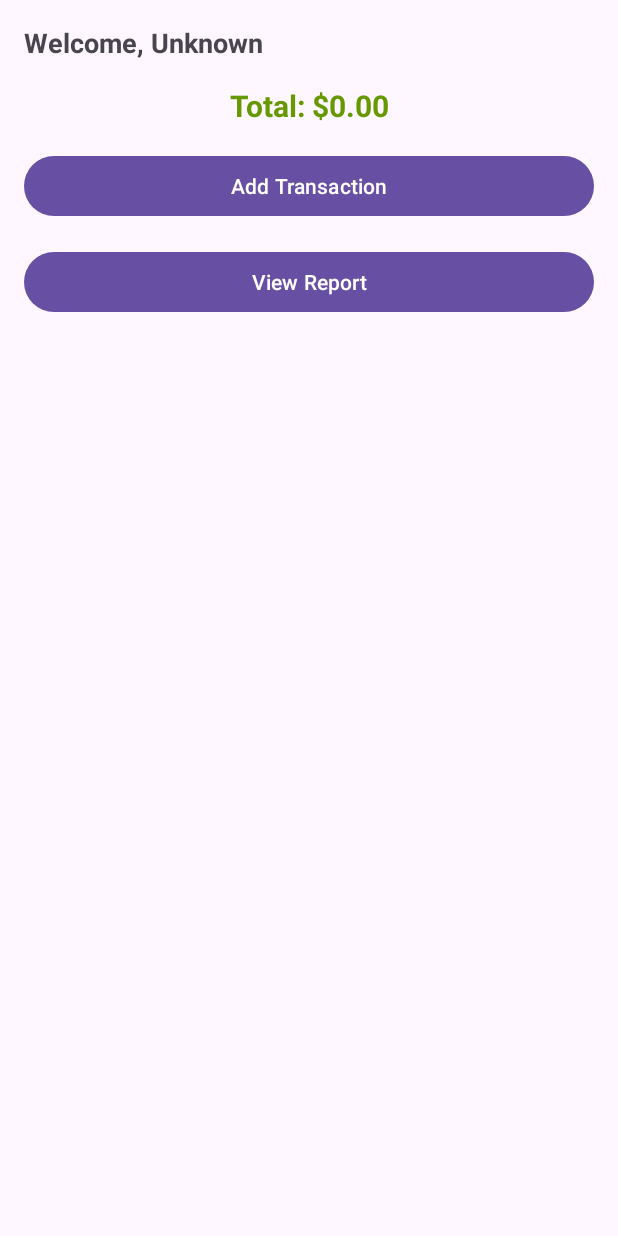
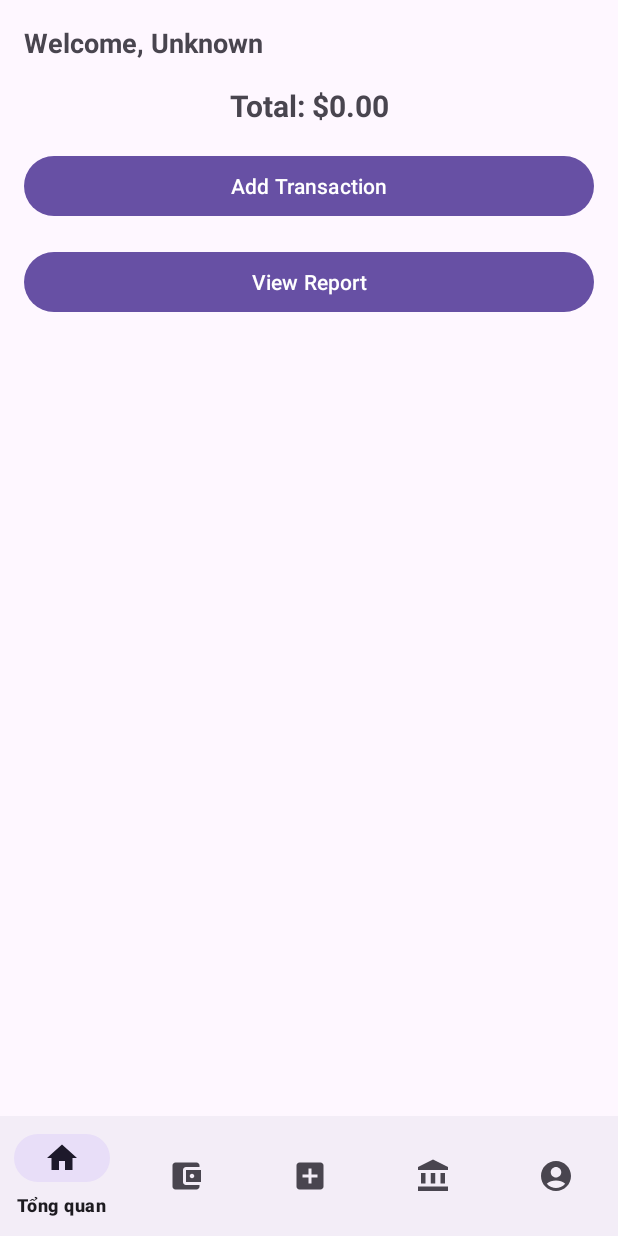
Before and after one commit to duydqhe176179/prm, an Android app: the MainActivity screen opened directly, with no data from a screen before it, on a phone screen of 412 x 824 dp. Run offline under Robolectric (Android 15) with nearby library versions, the phone set to English and light mode, and no system bars.

Commit message:
Fragment-navigation 12/9/2024

```diff
--- /dev/null
+++ b/app/src/main/java/com/example/moneyshield/HomeFragment.java
@@ -0,0 +1,113 @@
+package com.example.moneyshield;
+
+import android.content.Intent;
+import android.database.Cursor;
+import android.database.sqlite.SQLiteDatabase;
+import android.os.Bundle;
+import android.util.Log;
+import android.view.LayoutInflater;
+import android.view.View;
+import android.view.ViewGroup;
+import android.widget.Button;
+import android.widget.ListView;
+import android.widget.SimpleCursorAdapter;
+import android.widget.TextView;
+
+import androidx.annotation.NonNull;
+import androidx.annotation.Nullable;
+import androidx.fragment.app.Fragment;
+
+public class HomeFragment extends Fragment {
+
+    private DbContext dbHelper;
+    private int userId;
+    private ListView transactionListView;
+    private TextView totalAmountTextView;
+
+    @Nullable
+    @Override
+    public View onCreateView(@NonNull LayoutInflater inflater, @Nullable ViewGroup container, @Nullable Bundle savedInstanceState) {
+        View view = inflater.inflate(R.layout.fragment_home, container, false);
+
+        dbHelper = new DbContext(requireContext());
+        userId = getArguments() != null ? getArguments().getInt("userId", -1) : -1;
+
+        TextView usernameTextView = view.findViewById(R.id.usernameTextView);
+        usernameTextView.setText("Welcome, " + getFullName());
+
+        totalAmountTextView = view.findViewById(R.id.totalAmountTextView);
+        transactionListView = view.findViewById(R.id.transactionListView);
+
+        Button addTransactionButton = view.findViewById(R.id.addTransactionButton);
+        addTransactionButton.setOnClickListener(v -> {
+            Intent intent = new Intent(requireContext(), AddTransactionFragment.class);
+            intent.putExtra("userId", userId);
+            startActivity(intent);
+        });
+
+        Button viewReportButton = view.findViewById(R.id.viewReportButton);
+        viewReportButton.setOnClickListener(v -> {
+            Intent intent = new Intent(requireContext(), ReportFragment.class);
+            intent.putExtra("userId", userId);
+            startActivity(intent);
+        });
+
+        loadTransactions();
+        calculateAndDisplayTotalAmount();
+
+        return view;
+    }
+
+    private String getFullName() {
+        SQLiteDatabase db = dbHelper.getReadableDatabase();
+        String fullName = "Unknown";
+        Cursor cursor = null;
+        try {
+            Log.d("HomeFragment", "Querying for userId: " + userId);
+            cursor = db.rawQuery("SELECT username FROM users WHERE id = ?", new String[]{String.valueOf(userId)});
+            if (cursor.moveToFirst()) {
+                fullName = cursor.getString(0);
+            }
+        } catch (Exception e) {
+            Log.e("HomeFragment", "Error fetching user full name", e);
+        } finally {
+            if (cursor != null) {
+                cursor.close();
+            }
+        }
+        return fullName;
+    }
+
+    private void loadTransactions() {
+        SQLiteDatabase db = dbHelper.getReadableDatabase();
+        Cursor cursor = db.rawQuery("SELECT id AS _id, amount, description, date FROM transactions WHERE user_id = ?", new String[]{String.valueOf(userId)});
+        String[] fromColumns = {"amount", "description", "date"};
+        int[] toViews = {android.R.id.text1, android.R.id.text2, android.R.id.text1};
+        SimpleCursorAdapter adapter = new SimpleCursorAdapter(requireContext(), android.R.layout.simple_list_item_2, cursor, fromColumns, toViews, 0);
+        transactionListView.setAdapter(adapter);
+    }
+
+    private void calculateAndDisplayTotalAmount() {
+        SQLiteDatabase db = dbHelper.getReadableDatabase();
+        double totalIncome = 0, totalExpense = 0;
+        Cursor cursor = null;
+
+        try {
+            cursor = db.rawQuery("SELECT SUM(amount) FROM transactions WHERE user_id = ? AND type = 'Income'", new String[]{String.valueOf(userId)});
+            if (cursor.moveToFirst()) totalIncome = cursor.getDouble(0);
+            cursor.close();
+
+            cursor = db.rawQuery("SELECT SUM(amount) FROM transactions WHERE user_id = ? AND type = 'Expense'", new String[]{String.valueOf(userId)});
+            if (cursor.moveToFirst()) totalExpense = cursor.getDouble(0);
+        } catch (Exception e) {
+            Log.e("HomeFragment", "Error calculating total amount", e);
+        } finally {
+            if (cursor != null) {
+                cursor.close();
+            }
+        }
+
+        double totalAmount = totalIncome - totalExpense;
+        totalAmountTextView.setText(String.format("Total: $%.2f", totalAmount));
+    }
+}
--- a/app/src/main/java/com/example/moneyshield/MainActivity.java
+++ b/app/src/main/java/com/example/moneyshield/MainActivity.java
@@ -1,149 +1,60 @@
 package com.example.moneyshield;
 
-import android.annotation.SuppressLint;
-import android.content.Intent;
-import android.database.Cursor;
-import android.database.sqlite.SQLiteDatabase;
 import android.os.Bundle;
-import android.widget.Button;
-import android.widget.ListView;
-import android.widget.SimpleCursorAdapter;
-import android.widget.TextView;
-import android.widget.Toast;
-
 import androidx.appcompat.app.AppCompatActivity;
+import androidx.fragment.app.Fragment;
+import androidx.fragment.app.FragmentTransaction;
+import com.google.android.material.bottomnavigation.BottomNavigationView;
 
 public class MainActivity extends AppCompatActivity {
 
-    private DbContext dbHelper;
-    private ListView transactionListView;
-    private String username;
-    private int userId;
-    private static final int REQUEST_ADD_TRANSACTION = 1;
-    private TextView totalAmountTextView;
-
+    private int userId = 123; // Giá trị userId giả lập, thay bằng giá trị thực tế
 
     @Override
     protected void onCreate(Bundle savedInstanceState) {
         super.onCreate(savedInstanceState);
         setContentView(R.layout.activity_main);
 
-        dbHelper = new DbContext(this);
-        username = getIntent().getStringExtra("username");
-        userId = getUserId(username);
+        // Load HomeFragment by default
+        if (savedInstanceState == null) {
+            loadFragment(createFragmentWithUserId(new HomeFragment()));
+        }
 
-        // Lấy tên đầy đủ của người dùng từ cơ sở dữ liệu
-        String fullName = getFullName(username);
+        // Set up BottomNavigationView to handle tab navigation
+        BottomNavigationView bottomNavigationView = findViewById(R.id.bottom_navigation);
+        bottomNavigationView.setOnNavigationItemSelectedListener(item -> {
+            Fragment selectedFragment = null;
 
-        // Cập nhật TextView với tên người dùng
-        TextView usernameTextView = findViewById(R.id.usernameTextView);
-        usernameTextView.setText("Welcome, " + fullName);
+            if (item.getItemId() == R.id.home) {
+                selectedFragment = createFragmentWithUserId(new HomeFragment());
+            } else if (item.getItemId() == R.id.transaction || item.getItemId() == R.id.add) {
+                selectedFragment = createFragmentWithUserId(new AddTransactionFragment());
+            } else if (item.getItemId() == R.id.balance) {
+                selectedFragment = createFragmentWithUserId(new ReportFragment());
+            } else if (item.getItemId() == R.id.account) {
+                selectedFragment = createFragmentWithUserId(new AccountFragment());
+            }
 
-        transactionListView = findViewById(R.id.transactionListView);
-        totalAmountTextView = findViewById(R.id.totalAmountTextView); // TextView để hiển thị tổng số tiền
-
-        loadTransactions();
-        calculateAndDisplayTotalAmount();
-
-        Button addTransactionButton = findViewById(R.id.addTransactionButton);
-        addTransactionButton.setOnClickListener(v -> {
-            Intent intent = new Intent(MainActivity.this, AddTransactionActivity.class);
-            intent.putExtra("userId", userId);
-            startActivityForResult(intent, REQUEST_ADD_TRANSACTION);
-        });
-
-        Button viewReportButton = findViewById(R.id.viewReportButton);
-        viewReportButton.setOnClickListener(v -> {
-            Intent intent = new Intent(MainActivity.this, ReportActivity.class);
-            intent.putExtra("userId", userId);
-            startActivity(intent);
+            // Replace the current fragment with the selected one
+            if (selectedFragment != null) {
+                loadFragment(selectedFragment);
+            }
+            return true;
         });
     }
 
-
-    @SuppressLint("Range")
-    private String getFullName(String username) {
-        SQLiteDatabase db = dbHelper.getReadableDatabase();
-        Cursor cursor = db.rawQuery("SELECT username FROM users WHERE username = ?", new String[]{username});
-        String fullName = "Unknown";
-        if (cursor.moveToFirst()) {
-            fullName = cursor.getString(cursor.getColumnIndex("username"));
-        }
-        cursor.close();
-        return fullName;
+    // Helper method to load a fragment into the container
+    private void loadFragment(Fragment fragment) {
+        FragmentTransaction transaction = getSupportFragmentManager().beginTransaction();
+        transaction.replace(R.id.fragment_container, fragment);
+        transaction.commit();
     }
 
-    private void calculateAndDisplayTotalAmount() {
-        SQLiteDatabase db = dbHelper.getReadableDatabase();
-
-        // Tổng thu nhập
-        Cursor incomeCursor = db.rawQuery("SELECT SUM(amount) FROM transactions WHERE user_id = ? AND type = 'Income'", new String[]{String.valueOf(userId)});
-        double totalIncome = incomeCursor.moveToFirst() && incomeCursor.getDouble(0) > 0 ? incomeCursor.getDouble(0) : 0;
-        incomeCursor.close();
-        android.util.Log.d("DEBUG", "Total Income: " + totalIncome);
-
-        // Tổng tiết kiệm
-        Cursor savingCursor = db.rawQuery("SELECT SUM(amount) FROM transactions WHERE user_id = ? AND type = 'Saving'", new String[]{String.valueOf(userId)});
-        double totalSaving = savingCursor.moveToFirst() && savingCursor.getDouble(0) > 0 ? savingCursor.getDouble(0) : 0;
-        savingCursor.close();
-        android.util.Log.d("DEBUG", "Total Saving: " + totalSaving);
-
-        // Tổng chi tiêu
-        Cursor expenseCursor = db.rawQuery("SELECT SUM(amount) FROM transactions WHERE user_id = ? AND type = 'Expense'", new String[]{String.valueOf(userId)});
-        double totalExpense = expenseCursor.moveToFirst() && expenseCursor.getDouble(0) > 0 ? expenseCursor.getDouble(0) : 0;
-        expenseCursor.close();
-        android.util.Log.d("DEBUG", "Total Expense: " + totalExpense);
-
-        // Tính tổng
-        double totalAmount = totalIncome + totalSaving - totalExpense;
-
-        // Cập nhật giao diện
-        totalAmountTextView.setText(String.format("Total: $%.2f", totalAmount));
-        totalAmountTextView.setTextColor(totalAmount < 0
-                ? getResources().getColor(android.R.color.holo_red_dark)
-                : getResources().getColor(android.R.color.holo_green_dark));
-    }
-
-    private int getUserId(String username) {
-        SQLiteDatabase db = dbHelper.getReadableDatabase();
-        Cursor cursor = db.rawQuery("SELECT id FROM users WHERE username = ?", new String[]{username});
-        int userId = -1;
-        if (cursor.moveToFirst()) {
-            userId = cursor.getInt(0);
-        }
-        cursor.close();
-        return userId;
-    }
-
-    private void loadTransactions() {
-        SQLiteDatabase db = dbHelper.getReadableDatabase();
-        Cursor cursor = db.rawQuery("SELECT id AS _id, amount, description, date FROM transactions WHERE user_id = ?", new String[]{String.valueOf(userId)});
-
-        if (cursor != null) {
-            String[] fromColumns = {"amount", "description", "date"};
-            int[] toViews = {android.R.id.text1, android.R.id.text2, android.R.id.text1};
-
-            SimpleCursorAdapter adapter = new SimpleCursorAdapter(
-                    this,
-                    android.R.layout.simple_list_item_2, // Layout mặc định của Android
-                    cursor,
-                    fromColumns,
-                    toViews,
-                    0
-            );
-
-            transactionListView.setAdapter(adapter);
-        }
-    }
-
-    @Override
-    protected void onActivityResult(int requestCode, int resultCode, Intent data) {
-        super.onActivityResult(requestCode, resultCode, data);
-
-        if (requestCode == REQUEST_ADD_TRANSACTION && resultCode == RESULT_OK) {
-            loadTransactions(); // Cập nhật danh sách giao dịch
-            calculateAndDisplayTotalAmount(); // Cập nhật tổng số tiền
-            Toast.makeText(this, "Transaction added successfully", Toast.LENGTH_SHORT).show();
-        }
+    // Helper method to pass userId to fragment via Bundle
+    private Fragment createFragmentWithUserId(Fragment fragment) {
+        Bundle bundle = new Bundle();
+        bundle.putInt("userId", userId);
+        fragment.setArguments(bundle);
+        return fragment;
     }
 }
--- /dev/null
+++ b/app/src/main/res/drawable/account_balance.xml
@@ -0,0 +1,13 @@
+<vector xmlns:android="http://schemas.android.com/apk/res/android" android:height="24dp" android:tint="#000000" android:viewportHeight="24" android:viewportWidth="24" android:width="24dp">
+
+    <path android:fillColor="@android:color/white" android:pathData="M4,10h3v7h-3z"/>
+
+    <path android:fillColor="@android:color/white" android:pathData="M10.5,10h3v7h-3z"/>
+
+    <path android:fillColor="@android:color/white" android:pathData="M2,19h20v3h-20z"/>
+
+    <path android:fillColor="@android:color/white" android:pathData="M17,10h3v7h-3z"/>
+
+    <path android:fillColor="@android:color/white" android:pathData="M12,1l-10,5l0,2l20,0l0,-2z"/>
+
+</vector>
--- /dev/null
+++ b/app/src/main/res/drawable/add.xml
@@ -0,0 +1,5 @@
+<vector xmlns:android="http://schemas.android.com/apk/res/android" android:height="24dp" android:tint="#000000" android:viewportHeight="24" android:viewportWidth="24" android:width="24dp">
+
+    <path android:fillColor="@android:color/white" android:pathData="M19,3L5,3c-1.11,0 -2,0.9 -2,2v14c0,1.1 0.89,2 2,2h14c1.1,0 2,-0.9 2,-2L21,5c0,-1.1 -0.9,-2 -2,-2zM17,13h-4v4h-2v-4L7,13v-2h4L11,7h2v4h4v2z"/>
+
+</vector>
--- /dev/null
+++ b/app/src/main/res/drawable/baseline_account.xml
@@ -0,0 +1,5 @@
+<vector xmlns:android="http://schemas.android.com/apk/res/android" android:height="24dp" android:tint="#000000" android:viewportHeight="24" android:viewportWidth="24" android:width="24dp">
+
+    <path android:fillColor="@android:color/white" android:pathData="M12,2C6.48,2 2,6.48 2,12s4.48,10 10,10s10,-4.48 10,-10S17.52,2 12,2zM12,6c1.93,0 3.5,1.57 3.5,3.5S13.93,13 12,13s-3.5,-1.57 -3.5,-3.5S10.07,6 12,6zM12,20c-2.03,0 -4.43,-0.82 -6.14,-2.88C7.55,15.8 9.68,15 12,15s4.45,0.8 6.14,2.12C16.43,19.18 14.03,20 12,20z"/>
+
+</vector>
--- /dev/null
+++ b/app/src/main/res/drawable/home.xml
@@ -0,0 +1,5 @@
+<vector xmlns:android="http://schemas.android.com/apk/res/android" android:height="24dp" android:tint="#000000" android:viewportHeight="24" android:viewportWidth="24" android:width="24dp">
+
+    <path android:fillColor="@android:color/white" android:pathData="M10,20v-6h4v6h5v-8h3L12,3 2,12h3v8z"/>
+
+</vector>
--- /dev/null
+++ b/app/src/main/res/drawable/wallet.xml
@@ -0,0 +1,5 @@
+<vector xmlns:android="http://schemas.android.com/apk/res/android" android:height="24dp" android:tint="#000000" android:viewportHeight="24" android:viewportWidth="24" android:width="24dp">
+
+    <path android:fillColor="@android:color/white" android:pathData="M21,18v1c0,1.1 -0.9,2 -2,2L5,21c-1.11,0 -2,-0.9 -2,-2L3,5c0,-1.1 0.89,-2 2,-2h14c1.1,0 2,0.9 2,2v1h-9c-1.11,0 -2,0.9 -2,2v8c0,1.1 0.89,2 2,2h9zM12,16h10L22,8L12,8v8zM16,13.5c-0.83,0 -1.5,-0.67 -1.5,-1.5s0.67,-1.5 1.5,-1.5 1.5,0.67 1.5,1.5 -0.67,1.5 -1.5,1.5z"/>
+
+</vector>
--- a/app/src/main/res/layout/activity_main.xml
+++ b/app/src/main/res/layout/activity_main.xml
@@ -1,44 +1,21 @@
 <LinearLayout xmlns:android="http://schemas.android.com/apk/res/android"
     android:layout_width="match_parent"
     android:layout_height="match_parent"
-    android:orientation="vertical"
-    android:padding="16dp">
+    xmlns:app="http://schemas.android.com/apk/res-auto"
+    android:orientation="vertical">
 
-    <TextView
-        android:id="@+id/usernameTextView"
+    <!-- Fragment container to hold fragments -->
+    <androidx.fragment.app.FragmentContainerView
+        android:id="@+id/fragment_container"
+        android:layout_width="match_parent"
+        android:layout_height="0dp"
+        android:layout_weight="1" />
+
+    <!-- Bottom navigation menu -->
+    <com.google.android.material.bottomnavigation.BottomNavigationView
+        android:id="@+id/bottom_navigation"
         android:layout_width="match_parent"
         android:layout_height="wrap_content"
-        android:textSize="18sp"
-        android:textStyle="bold"
-        android:layout_marginBottom="16dp"/>
+        app:menu="@menu/bottom_nav_menu" />
 
-    <TextView
-        android:id="@+id/totalAmountTextView"
-        android:layout_width="match_parent"
-        android:layout_height="wrap_content"
-        android:text="Total: $0"
-        android:textSize="20sp"
-        android:textStyle="bold"
-        android:gravity="center"
-        android:layout_marginBottom="16dp"/>
-
-    <Button
-        android:id="@+id/addTransactionButton"
-        android:layout_width="match_parent"
-        android:layout_height="wrap_content"
-        android:text="Add Transaction"
-        android:layout_marginBottom="16dp"/>
-
-    <Button
-        android:id="@+id/viewReportButton"
-        android:layout_width="match_parent"
-        android:layout_height="wrap_content"
-        android:text="View Report" />
-
-    <ListView
-        android:id="@+id/transactionListView"
-        android:layout_width="match_parent"
-        android:layout_height="0dp"
-        android:layout_weight="1"
-        android:layout_marginTop="16dp"/>
 </LinearLayout>
--- /dev/null
+++ b/app/src/main/res/layout/fragment_home.xml
@@ -0,0 +1,50 @@
+<LinearLayout xmlns:android="http://schemas.android.com/apk/res/android"
+    android:layout_width="match_parent"
+    android:layout_height="match_parent"
+    android:orientation="vertical"
+    android:padding="16dp">
+
+    <!-- TextView to display the user's name -->
+    <TextView
+        android:id="@+id/usernameTextView"
+        android:layout_width="match_parent"
+        android:layout_height="wrap_content"
+        android:textSize="18sp"
+        android:textStyle="bold"
+        android:layout_marginBottom="16dp" />
+
+    <!-- TextView to display the total amount -->
+    <TextView
+        android:id="@+id/totalAmountTextView"
+        android:layout_width="match_parent"
+        android:layout_height="wrap_content"
+        android:text="Total: $0"
+        android:textSize="20sp"
+        android:textStyle="bold"
+        android:gravity="center"
+        android:layout_marginBottom="16dp" />
+
+    <!-- Button to add a new transaction -->
+    <Button
+        android:id="@+id/addTransactionButton"
+        android:layout_width="match_parent"
+        android:layout_height="wrap_content"
+        android:text="Add Transaction"
+        android:layout_marginBottom="16dp" />
+
+    <!-- Button to view the report -->
+    <Button
+        android:id="@+id/viewReportButton"
+        android:layout_width="match_parent"
+        android:layout_height="wrap_content"
+        android:text="View Report"
+        android:layout_marginBottom="16dp" />
+
+    <!-- ListView to display transactions -->
+    <ListView
+        android:id="@+id/transactionListView"
+        android:layout_width="match_parent"
+        android:layout_height="0dp"
+        android:layout_weight="1"
+        android:layout_marginTop="16dp" />
+</LinearLayout>
--- /dev/null
+++ b/app/src/main/res/menu/bottom_nav_menu.xml
@@ -0,0 +1,21 @@
+<?xml version="1.0" encoding="utf-8"?>
+<menu xmlns:android="http://schemas.android.com/apk/res/android">
+
+    <item android:title="Tổng quan"
+        android:icon="@drawable/home"
+        android:id="@+id/home"/>
+    <item android:title="Số giao dịch"
+        android:icon="@drawable/wallet"
+        android:id="@+id/transaction"/>
+    <item android:title="Add"
+        android:icon="@drawable/add"
+        android:id="@+id/add"/>
+    <item android:title="Ngân sách"
+        android:icon="@drawable/account_balance"
+        android:id="@+id/balance"
+        />
+    <item android:title="Tài khoản"
+        android:icon="@drawable/baseline_account"
+        android:id="@+id/account"
+        />
+</menu>
```
Also changed, not shown: app/src/main/java/com/example/moneyshield/AccountFragment.java (added, +19 -0 lines), app/src/main/java/com/example/moneyshield/AddTransactionFragment.java (renamed from app/src/main/java/com/example/moneyshield/AddTransactionActivity.java, +38 -35 lines), app/src/main/java/com/example/moneyshield/ReportActivity.java (deleted, +0 -89 lines), app/src/main/java/com/example/moneyshield/ReportFragment.java (added, +94 -0 lines), app/src/main/res/layout/fragment_account.xml (added, +17 -0 lines), app/src/main/res/layout/fragment_add_transaction.xml (renamed from app/src/main/res/layout/activity_add_transaction.xml), app/src/main/res/layout/fragment_report.xml (renamed from app/src/main/res/layout/activity_report.xml), app/src/main/res/layout/fragment_transaction_item.xml (renamed from app/src/main/res/layout/transaction_item.xml).
